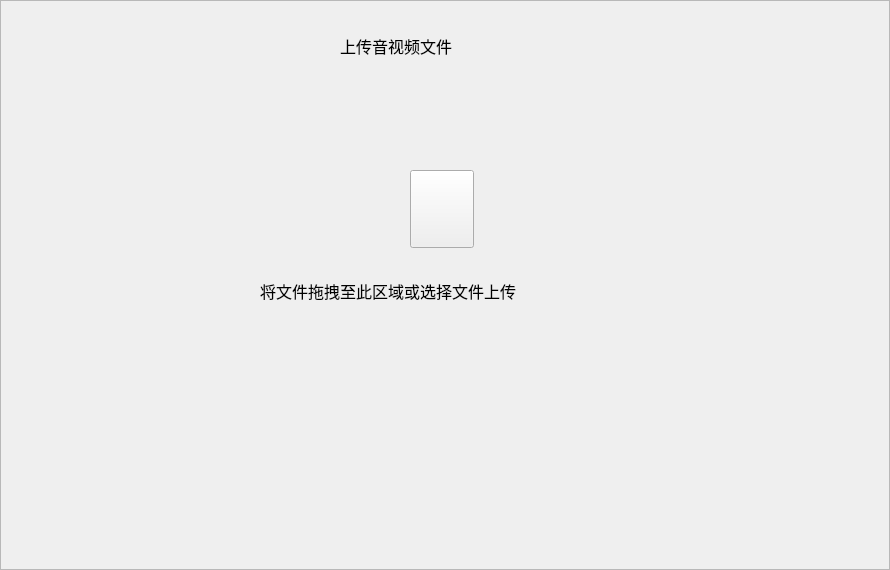
The window that uploadwidget.ui (EricGu1001/Ruiji_dev) describes before a commit, drawn with Qt 5.
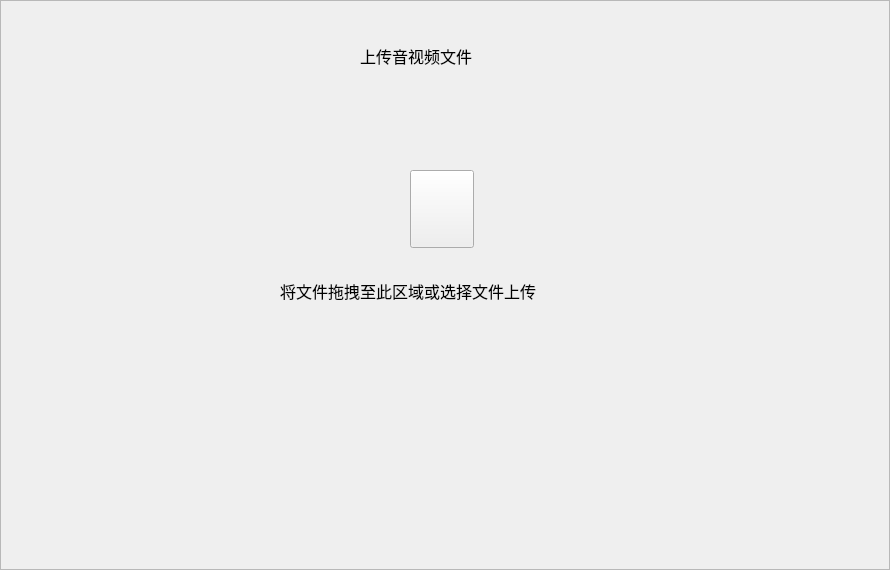
The same window after the commit. Icons and pictures are not drawn. Custom widgets are drawn as their Qt base class.

```diff
--- a/uploadwidget.ui
+++ b/uploadwidget.ui
@@ -31,8 +31,8 @@
    <widget class="QLabel" name="label">
     <property name="geometry">
      <rect>
-      <x>340</x>
-      <y>10</y>
+      <x>360</x>
+      <y>20</y>
       <width>151</width>
       <height>71</height>
      </rect>
@@ -58,7 +58,7 @@
     <widget class="QLabel" name="label_2">
      <property name="geometry">
       <rect>
-       <x>230</x>
+       <x>250</x>
        <y>150</y>
        <width>331</width>
        <height>41</height>
@@ -92,6 +92,14 @@
    </widget>
   </widget>
  </widget>
+ <customwidgets>
+  <customwidget>
+   <class>PictureBox</class>
+   <extends>QWidget</extends>
+   <header location="global">picturebox.h</header>
+   <container>1</container>
+  </customwidget>
+ </customwidgets>
  <resources/>
  <connections/>
 </ui>
```
Left out of the diff: 10 changed lines with no effect on the pictures.
